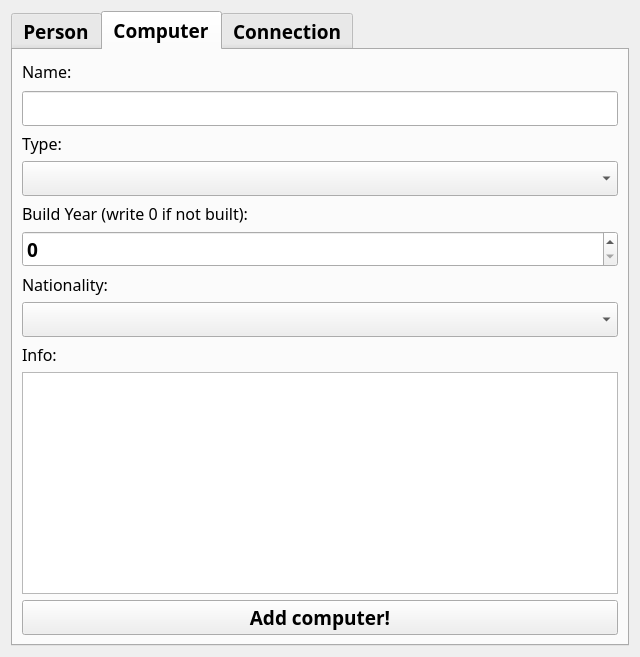
Old version of the form additem.ui in the repository Fanarito/VLN1.
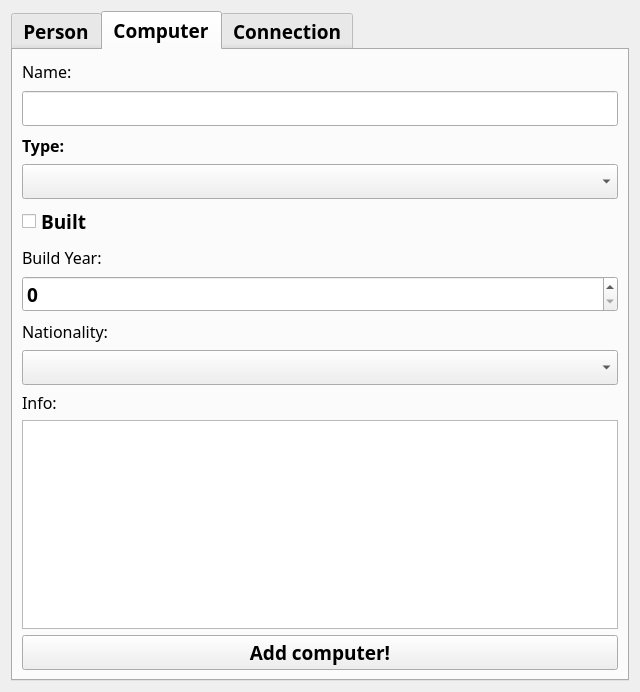
New version of the form. The open tabs and pages were chosen to show the change.

Patch:
```diff
--- a/additem.ui
+++ b/additem.ui
@@ -25,17 +25,17 @@
       </font>
      </property>
      <property name="currentIndex">
-      <number>2</number>
+      <number>0</number>
      </property>
-     <widget class="QWidget" name="tab">
+     <widget class="QWidget" name="PersonTab">
       <attribute name="title">
        <string>Person</string>
       </attribute>
       <layout class="QVBoxLayout" name="verticalLayout">
        <item>
-        <layout class="QHBoxLayout" name="horizontalLayout_3">
+        <layout class="QHBoxLayout" name="NameLayout">
          <item>
-          <widget class="QLabel" name="label">
+          <widget class="QLabel" name="LabelName">
            <property name="font">
             <font>
              <family>Calibri Light</family>
@@ -66,9 +66,9 @@
         </widget>
        </item>
        <item>
-        <layout class="QHBoxLayout" name="horizontalLayout">
+        <layout class="QHBoxLayout" name="SexLayout">
          <item>
-          <widget class="QLabel" name="label_2">
+          <widget class="QLabel" name="LabelSex">
            <property name="font">
             <font>
              <family>Calibri Light</family>
@@ -95,9 +95,9 @@
         <widget class="QComboBox" name="AddPersonSexDropdown"/>
        </item>
        <item>
-        <layout class="QHBoxLayout" name="horizontalLayout_2">
+        <layout class="QHBoxLayout" name="BirthYearLayout">
          <item>
-          <widget class="QLabel" name="label_3">
+          <widget class="QLabel" name="LabelBirthYear">
            <property name="font">
             <font>
              <family>Calibri Light</family>
@@ -135,9 +135,16 @@
         </widget>
        </item>
        <item>
-        <layout class="QHBoxLayout" name="horizontalLayout_4">
+        <widget class="QCheckBox" name="AddPersonAliveCheckbox">
+         <property name="text">
+          <string>Alive</string>
+         </property>
+        </widget>
+       </item>
          <item>
-          <widget class="QLabel" name="label_4">
+        <layout class="QHBoxLayout" name="DeathYearLayout">
+         <item>
+          <widget class="QLabel" name="LabelDeathYear">
            <property name="font">
             <font>
              <family>Calibri Light</family>
@@ -145,7 +152,7 @@
             </font>
            </property>
            <property name="text">
-            <string>&lt;html&gt;&lt;head/&gt;&lt;body&gt;&lt;p&gt;Death Year (write 0 if alive):&lt;/p&gt;&lt;/body&gt;&lt;/html&gt;</string>
+            <string>&lt;html&gt;&lt;head/&gt;&lt;body&gt;&lt;p&gt;Death Year:&lt;/p&gt;&lt;/body&gt;&lt;/html&gt;</string>
            </property>
           </widget>
          </item>
@@ -175,7 +182,12 @@
         </widget>
        </item>
        <item>
-        <widget class="QLabel" name="label_5">
+        <layout class="QHBoxLayout" name="horizontalLayout_4">
+         <property name="bottomMargin">
+          <number>0</number>
+         </property>
+         <item>
+          <widget class="QLabel" name="LabelNationality">
          <property name="font">
           <font>
            <family>Calibri Light</family>
@@ -188,10 +200,19 @@
         </widget>
        </item>
        <item>
+          <widget class="QLabel" name="LabelErrorAddPersonNationality">
+           <property name="text">
+            <string/>
+           </property>
+          </widget>
+         </item>
+        </layout>
+       </item>
+       <item>
         <widget class="QComboBox" name="AddPersonNationalityDropdown"/>
        </item>
        <item>
-        <widget class="QLabel" name="label_14">
+        <widget class="QLabel" name="LabelAddPicture">
          <property name="font">
           <font>
            <family>Calibri Light</family>
@@ -206,14 +227,14 @@
         </widget>
        </item>
        <item>
-        <widget class="QPushButton" name="pushButton_4">
+        <widget class="QPushButton" name="BrowseImageButton">
          <property name="text">
           <string>Browse image</string>
          </property>
         </widget>
        </item>
        <item>
-        <widget class="QLabel" name="label_6">
+        <widget class="QLabel" name="LabelInfo">
          <property name="font">
           <font>
            <family>Calibri Light</family>
@@ -232,8 +253,8 @@
         <widget class="QPushButton" name="AddPersonButton">
          <property name="font">
           <font>
-           <family>Calibri Light</family>
-           <pointsize>14</pointsize>
+           <family>Lucida Grande</family>
+           <pointsize>13</pointsize>
           </font>
          </property>
          <property name="text">
@@ -243,7 +264,7 @@
        </item>
       </layout>
      </widget>
-     <widget class="QWidget" name="tab_2">
+     <widget class="QWidget" name="ComputerTab">
       <attribute name="title">
        <string>Computer</string>
       </attribute>
@@ -251,7 +272,7 @@
        <item>
         <layout class="QHBoxLayout" name="horizontalLayout_5">
          <item>
-          <widget class="QLabel" name="label_7">
+          <widget class="QLabel" name="AddComputerNameLabel">
            <property name="text">
             <string>&lt;html&gt;&lt;head/&gt;&lt;body&gt;&lt;p&gt;&lt;span style=&quot; font-size:12pt; font-weight:400;&quot;&gt;Name:&lt;/span&gt;&lt;/p&gt;&lt;/body&gt;&lt;/html&gt;</string>
            </property>
@@ -274,16 +295,47 @@
         </widget>
        </item>
        <item>
-        <widget class="QLabel" name="label_8">
+        <layout class="QHBoxLayout" name="horizontalLayout">
+         <property name="bottomMargin">
+          <number>0</number>
+         </property>
+         <item>
+          <widget class="QLabel" name="LabelType">
+           <property name="font">
+            <font>
+             <pointsize>12</pointsize>
+            </font>
+           </property>
          <property name="text">
-          <string>&lt;html&gt;&lt;head/&gt;&lt;body&gt;&lt;p&gt;&lt;span style=&quot; font-size:12pt; font-weight:400;&quot;&gt;Type:&lt;/span&gt;&lt;/p&gt;&lt;/body&gt;&lt;/html&gt;</string>
-         </property>
-        </widget>
+            <string>Type:</string>
+           </property>
+          </widget>
+         </item>
+         <item>
+          <widget class="QLabel" name="LabelErrorAddComputerType">
+           <property name="text">
+            <string/>
+           </property>
+          </widget>
+         </item>
+        </layout>
        </item>
        <item>
         <widget class="QComboBox" name="AddComputerTypeDropdown"/>
        </item>
        <item>
+        <widget class="QCheckBox" name="AddComputerBuiltCheckbox">
+         <property name="text">
+          <string>Built</string>
+         </property>
+        </widget>
+       </item>
+       <item>
+        <layout class="QHBoxLayout" name="horizontalLayout_2">
+         <property name="bottomMargin">
+          <number>0</number>
+         </property>
+         <item>
         <widget class="QLabel" name="label_9">
          <property name="font">
           <font>
@@ -293,19 +345,36 @@
           </font>
          </property>
          <property name="text">
-          <string>Build Year (write 0 if not built):</string>
-         </property>
-        </widget>
+            <string>Build Year:</string>
+           </property>
+          </widget>
+         </item>
+         <item>
+          <widget class="QLabel" name="LabelErrorAddComputerBuildYear">
+           <property name="text">
+            <string/>
+           </property>
+          </widget>
+         </item>
+        </layout>
        </item>
        <item>
         <widget class="QSpinBox" name="AddComputerBuildYearInput">
+         <property name="enabled">
+          <bool>true</bool>
+         </property>
          <property name="maximum">
           <number>2016</number>
          </property>
         </widget>
        </item>
        <item>
-        <widget class="QLabel" name="label_11">
+        <layout class="QHBoxLayout" name="horizontalLayout_3">
+         <property name="bottomMargin">
+          <number>0</number>
+         </property>
+         <item>
+          <widget class="QLabel" name="Nationality">
          <property name="font">
           <font>
            <pointsize>12</pointsize>
@@ -319,6 +388,15 @@
         </widget>
        </item>
        <item>
+          <widget class="QLabel" name="LabelErrorAddComputerNationality">
+           <property name="text">
+            <string/>
+           </property>
+          </widget>
+         </item>
+        </layout>
+       </item>
+       <item>
         <widget class="QComboBox" name="AddComputerNationalityDropdown"/>
        </item>
        <item>
@@ -336,7 +414,11 @@
         </widget>
        </item>
        <item>
-        <widget class="QTextEdit" name="AddComputerInfoInput"/>
+        <widget class="QTextEdit" name="AddComputerInfoInput">
+         <property name="enabled">
+          <bool>true</bool>
+         </property>
+        </widget>
        </item>
        <item>
         <widget class="QPushButton" name="AddComputerButton">
```
Lines whose indentation alone changed are shown as unchanged.
